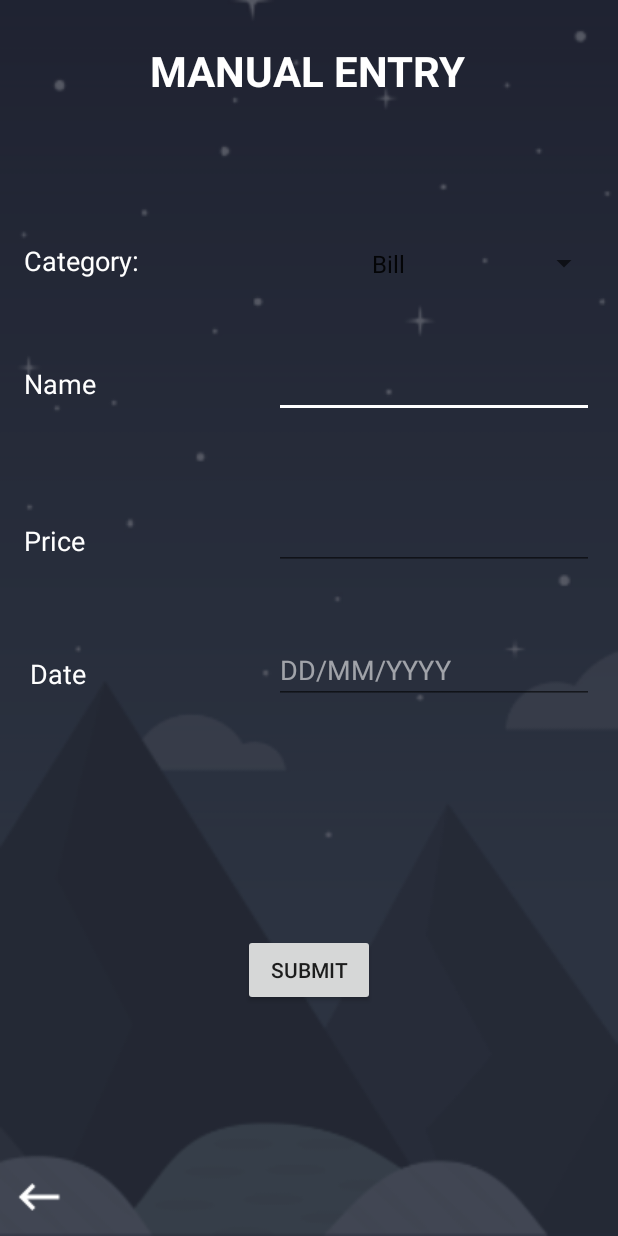
After one commit to e0309463/restoreorbital, an Android app: the ManualAdd screen opened directly, with no data from a screen before it, on a phone screen of 412 x 824 dp. The commit adds this screen. Run offline under Robolectric (Android 15) with nearby library versions, the phone set to English and light mode, and no system bars; our stand-ins replace Firebase (no records; nobody signed in at launch, a user with empty details on screens opened directly).

Commit message:
manual entry

```diff
--- a/app/src/main/AndroidManifest.xml
+++ b/app/src/main/AndroidManifest.xml
@@ -12,7 +12,8 @@
         android:roundIcon="@mipmap/ic_launcher_round"
         android:supportsRtl="true"
         android:theme="@style/AppTheme">
-        <activity android:name=".ExpenditureAllocation"></activity>
+        <activity android:name=".ManualAdd"></activity>
+        <activity android:name=".ExpenditureAllocation" />
         <activity android:name=".ScanCodeActivity" />
         <activity android:name=".Oauth" />
         <activity android:name=".Carousel" />
--- a/app/src/main/java/com/example/myapplication/FoodFragment.java
+++ b/app/src/main/java/com/example/myapplication/FoodFragment.java
@@ -43,7 +43,7 @@ public class FoodFragment extends Fragment {
     ArrayAdapter<String> adapter;
     User user;
     float billsExpend ;
-    public static float foodBudgetDollar = 0;
+    public static float foodBudgetDollar = 50;
 
     @Override
     public void onViewCreated(View view, Bundle savedInstanceState) {
--- /dev/null
+++ b/app/src/main/java/com/example/myapplication/ManualAdd.java
@@ -0,0 +1,118 @@
+package com.example.myapplication;
+
+import android.app.Activity;
+import android.content.Intent;
+import android.os.Bundle;
+import android.view.View;
+import android.widget.AdapterView;
+import android.widget.ArrayAdapter;
+import android.widget.Button;
+import android.widget.EditText;
+import android.widget.ImageButton;
+import android.widget.Spinner;
+import android.widget.Toast;
+
+import com.google.firebase.auth.FirebaseAuth;
+import com.google.firebase.database.DatabaseReference;
+import com.google.firebase.database.FirebaseDatabase;
+
+import java.util.ArrayList;
+import java.util.List;
+
+public class ManualAdd extends Activity implements AdapterView.OnItemSelectedListener {
+    DatabaseReference reff;
+    User user;
+    private FirebaseAuth firebaseAuth;
+    EditText date;
+    EditText price;
+    EditText name;
+    Button submit;
+    String userid;
+    private ImageButton btnBack;
+
+
+    @Override
+    public void onCreate(Bundle savedInstanceState) {
+        super.onCreate(savedInstanceState);
+        setContentView(R.layout.activity_manual_add);
+        // Spinner element
+        final Spinner spinner = (Spinner) findViewById(R.id.spinner);
+
+        // Spinner click listener
+        spinner.setOnItemSelectedListener(this);
+
+        // Spinner Drop down elements
+        List<String> categories = new ArrayList<String>();
+        categories.add("Bill");
+        categories.add("Food");
+        categories.add("Transport");
+        categories.add("Misc");
+
+        // Creating adapter for spinner
+        ArrayAdapter<String> dataAdapter = new ArrayAdapter<String>(this, android.R.layout.simple_spinner_item, categories);
+
+        // Drop down layout style - list view with radio button
+        dataAdapter.setDropDownViewResource(android.R.layout.simple_spinner_dropdown_item);
+
+        // attaching data adapter to spinner
+        spinner.setAdapter(dataAdapter);
+
+        user = new User();
+        String Username = firebaseAuth.getInstance().getCurrentUser().getUid();
+
+        if(Username != null) {
+            userid = Username;
+        }
+        else{
+            userid = "-";
+        }
+        reff = FirebaseDatabase.getInstance().getReference();
+
+
+        date = (EditText)findViewById(R.id.etDate);
+        name = (EditText)findViewById(R.id.etName);
+        price = (EditText)findViewById(R.id.etPrice);
+        submit = (Button)findViewById(R.id.buttonSubmit);
+        btnBack = (ImageButton)findViewById(R.id.btnBack10);
+
+        submit.setOnClickListener(new View.OnClickListener() {
+            @Override
+            public void onClick(View v) {
+                if (date.getText().toString().isEmpty() || name.getText().toString().isEmpty() || price.getText().toString().isEmpty()) {
+                    Toast.makeText(getApplicationContext(),"Please fill in all sections", Toast.LENGTH_SHORT).show();
+
+                }
+                else {
+                    user.setDate(date.getText().toString());
+                    user.setCategory(spinner.getSelectedItem().toString());
+                    user.setProductName(name.getText().toString());
+                    user.setPrice(price.getText().toString());
+                    reff.child(userid).child(spinner.getSelectedItem().toString()).child(name.getText().toString()).setValue(user);
+                    Toast.makeText(getApplicationContext(),"Manual entry successful!", Toast.LENGTH_SHORT).show();
+
+                }
+            }
+        });
+
+        btnBack.setOnClickListener(new View.OnClickListener() {
+            @Override
+            public void onClick(View v) {
+                startActivity(new Intent(ManualAdd.this, SecondActivitymodded.class));
+            }
+        });
+
+
+    }
+
+    @Override
+    public void onItemSelected(AdapterView<?> parent, View view, int position, long id) {
+        // On selecting a spinner item
+        String item = parent.getItemAtPosition(position).toString();
+
+        // Showing selected spinner item
+        Toast.makeText(parent.getContext(), "Selected: " + item, Toast.LENGTH_LONG).show();
+    }
+    public void onNothingSelected(AdapterView<?> arg0) {
+        //
+    }
+}
--- a/app/src/main/java/com/example/myapplication/SecondActivitymodded.java
+++ b/app/src/main/java/com/example/myapplication/SecondActivitymodded.java
@@ -59,6 +59,8 @@ public class SecondActivitymodded extends AppCompatActivity
     static float miscExpend;
     static float foodExpend;
     private Button budgetAllocation;
+    private Button manualAdd;
+
     private String clientId = "dd35d1dd-1c3a-4233-b25a-6ee6c5e9a70c";
     private String clientSecret = "57ac89db-ea47-4fc4-a122-0295063fd211";
     private String redirectUri = "http://www.example.com/restoreorbital111";
@@ -90,7 +92,7 @@ public class SecondActivitymodded extends AppCompatActivity
         setTitle("RESTORE");
         progressDialog = new ProgressDialog(this);
         firebaseAuth = FirebaseAuth.getInstance();
-        syncBtn = (Button)findViewById(R.id.syncBtn);
+        //syncBtn = (Button)findViewById(R.id.syncBtn);
         pieChart = findViewById(R.id.pieChart);
         pieChart.setDrawHoleEnabled(true);
         pieChart.setHoleColor(this.getResources().getColor(R.color.colorTransparent));
@@ -103,19 +105,27 @@ public class SecondActivitymodded extends AppCompatActivity
 
             }
         });
+        manualAdd = (Button)findViewById(R.id.manualInput);
+        manualAdd.setOnClickListener(new View.OnClickListener() {
+            @Override
+            public void onClick(View v) {
+                startActivity(new Intent(SecondActivitymodded.this, ManualAdd.class));
+
+            }
+        });
         /**
          * Updates the receipt history and the pie chart when the user clicks the sync button.
          * Currently using a randomiser to randomly generate the values for each category.
          */
-        syncBtn.setOnClickListener(new View.OnClickListener() {
-            @Override
-            public void onClick(View v) {
-                //updateChart(pieChart);
+       // syncBtn.setOnClickListener(new View.OnClickListener() {
+           // @Override
+           // public void onClick(View v) {
+               //updateChart(pieChart);
                 //startActivity(new Intent(SecondActivitymodded.this,Oauth.class));
-                Intent intent = new Intent(Intent.ACTION_VIEW, Uri.parse("https://www.dbs.com/sandbox/api/sg/v1/oauth/authorize" + "?client_id=" + clientId + "&redirect_uri=" + redirectUri + "&scope=Read&response_type=code&state=0399"));
-                startActivity(intent);
-            }
-        });
+              //  Intent intent = new Intent(Intent.ACTION_VIEW, Uri.parse("https://www.dbs.com/sandbox/api/sg/v1/oauth/authorize" + "?client_id=" + clientId + "&redirect_uri=" + redirectUri + "&scope=Read&response_type=code&state=0399"));
+               // startActivity(intent);
+          //  }
+     //   });
 
 
         Toolbar toolbar = findViewById(R.id.toolbar);
--- /dev/null
+++ b/app/src/main/res/layout/activity_manual_add.xml
@@ -0,0 +1,169 @@
+<?xml version="1.0" encoding="utf-8"?>
+<android.support.constraint.ConstraintLayout xmlns:android="http://schemas.android.com/apk/res/android"
+    xmlns:app="http://schemas.android.com/apk/res-auto"
+    xmlns:tools="http://schemas.android.com/tools"
+    android:layout_width="match_parent"
+    android:layout_height="match_parent"
+    android:background="@drawable/caro_background"
+    android:clickable="true">
+
+    <ImageButton
+        android:id="@+id/btnBack10"
+        android:layout_width="wrap_content"
+        android:layout_height="wrap_content"
+        android:layout_marginStart="8dp"
+        android:layout_marginTop="8dp"
+        android:layout_marginEnd="8dp"
+        android:layout_marginBottom="8dp"
+        android:background="@color/colorTransparent"
+        android:src="@drawable/backbtn"
+        app:layout_constraintBottom_toBottomOf="parent"
+        app:layout_constraintEnd_toEndOf="parent"
+        app:layout_constraintHorizontal_bias="0.0"
+        app:layout_constraintStart_toStartOf="parent"
+        app:layout_constraintTop_toTopOf="parent"
+        app:layout_constraintVertical_bias="1.0" />
+
+    <TextView
+        android:id="@+id/textView8"
+        android:layout_width="223dp"
+        android:layout_height="34dp"
+        android:layout_marginStart="16dp"
+        android:layout_marginBottom="8dp"
+        android:text="Category:"
+        android:textColor="#FFFFFF"
+        android:textSize="18sp"
+        app:layout_constraintBottom_toBottomOf="parent"
+        app:layout_constraintStart_toStartOf="parent"
+        app:layout_constraintTop_toTopOf="parent"
+        app:layout_constraintVertical_bias="0.206" />
+
+    <Spinner
+        android:id="@+id/spinner"
+        android:layout_width="160dp"
+        android:layout_height="59dp"
+        android:layout_marginTop="8dp"
+        android:layout_marginEnd="12dp"
+        android:textColor="@color/colorWhite"
+        app:layout_constraintBottom_toBottomOf="parent"
+        app:layout_constraintEnd_toEndOf="parent"
+        app:layout_constraintTop_toTopOf="parent"
+        app:layout_constraintVertical_bias="0.182" />
+
+    <TextView
+        android:id="@+id/textView7"
+        android:layout_width="wrap_content"
+        android:layout_height="wrap_content"
+        android:layout_marginStart="8dp"
+        android:layout_marginTop="8dp"
+        android:layout_marginEnd="8dp"
+        android:layout_marginBottom="8dp"
+        android:text="MANUAL ENTRY"
+        android:textColor="#FFFFFF"
+        android:textSize="28sp"
+        android:textStyle="bold"
+        app:layout_constraintBottom_toTopOf="@+id/spinner"
+        app:layout_constraintEnd_toEndOf="parent"
+        app:layout_constraintHorizontal_bias="0.497"
+        app:layout_constraintStart_toStartOf="parent"
+        app:layout_constraintTop_toTopOf="parent"
+        app:layout_constraintVertical_bias="0.214" />
+
+    <TextView
+        android:id="@+id/textView9"
+        android:layout_width="wrap_content"
+        android:layout_height="wrap_content"
+        android:layout_marginStart="16dp"
+        android:layout_marginTop="48dp"
+        android:text="Name "
+        android:textColor="#FFFFFF"
+        android:textSize="18sp"
+        app:layout_constraintStart_toStartOf="parent"
+        app:layout_constraintTop_toBottomOf="@+id/textView8" />
+
+    <EditText
+        android:id="@+id/etName"
+        android:layout_width="wrap_content"
+        android:layout_height="wrap_content"
+        android:layout_marginStart="8dp"
+        android:layout_marginTop="28dp"
+        android:layout_marginEnd="8dp"
+        android:ems="10"
+        android:inputType="textPersonName"
+        android:textColor="#FFFFFF"
+        app:layout_constraintEnd_toEndOf="parent"
+        app:layout_constraintHorizontal_bias="0.929"
+        app:layout_constraintStart_toEndOf="@+id/textView9"
+        app:layout_constraintTop_toBottomOf="@+id/spinner" />
+
+    <TextView
+        android:id="@+id/textView10"
+        android:layout_width="wrap_content"
+        android:layout_height="wrap_content"
+        android:layout_marginStart="8dp"
+        android:layout_marginTop="80dp"
+        android:layout_marginEnd="8dp"
+        android:text="Price"
+        android:textColor="#FFFFFF"
+        android:textSize="18sp"
+        app:layout_constraintEnd_toStartOf="@+id/etPrice"
+        app:layout_constraintHorizontal_bias="0.064"
+        app:layout_constraintStart_toStartOf="parent"
+        app:layout_constraintTop_toBottomOf="@+id/textView9" />
+
+    <EditText
+        android:id="@+id/etPrice"
+        android:layout_width="wrap_content"
+        android:layout_height="wrap_content"
+        android:layout_marginTop="56dp"
+        android:layout_marginEnd="16dp"
+        android:ems="10"
+        android:inputType="textPersonName"
+        android:textColor="#FFFFFF"
+        app:layout_constraintEnd_toEndOf="parent"
+        app:layout_constraintTop_toBottomOf="@+id/etName" />
+
+    <TextView
+        android:id="@+id/textView11"
+        android:layout_width="wrap_content"
+        android:layout_height="wrap_content"
+        android:layout_marginStart="20dp"
+        android:layout_marginTop="64dp"
+        android:text="Date"
+        android:textColor="#FFFFFF"
+        android:textSize="18sp"
+        app:layout_constraintStart_toStartOf="parent"
+        app:layout_constraintTop_toBottomOf="@+id/textView10" />
+
+    <EditText
+        android:id="@+id/etDate"
+        android:layout_width="wrap_content"
+        android:layout_height="wrap_content"
+        android:layout_marginStart="8dp"
+        android:layout_marginTop="44dp"
+        android:layout_marginEnd="8dp"
+        android:ems="10"
+        android:hint="DD/MM/YYYY"
+        android:inputType="textPersonName"
+        android:textColor="#FFFFFF"
+        android:textColorHint="#8FFFFFFF"
+        app:layout_constraintEnd_toEndOf="parent"
+        app:layout_constraintHorizontal_bias="0.936"
+        app:layout_constraintStart_toEndOf="@+id/textView11"
+        app:layout_constraintTop_toBottomOf="@+id/etPrice" />
+
+    <Button
+        android:id="@+id/buttonSubmit"
+        android:layout_width="wrap_content"
+        android:layout_height="wrap_content"
+        android:layout_marginStart="8dp"
+        android:layout_marginTop="8dp"
+        android:layout_marginEnd="8dp"
+        android:layout_marginBottom="8dp"
+        android:text="Submit"
+        app:layout_constraintBottom_toBottomOf="parent"
+        app:layout_constraintEnd_toEndOf="parent"
+        app:layout_constraintStart_toStartOf="parent"
+        app:layout_constraintTop_toBottomOf="@+id/etDate" />
+
+</android.support.constraint.ConstraintLayout>
--- a/app/src/main/res/layout/content_second_activitymodded.xml
+++ b/app/src/main/res/layout/content_second_activitymodded.xml
@@ -41,23 +41,6 @@
         app:layout_constraintVertical_bias="0.438"
         app:srcCompat="@drawable/restoreiconwhite" />
 
-    <Button
-        android:id="@+id/syncBtn"
-        android:layout_width="65dp"
-        android:layout_height="40dp"
-        android:layout_marginStart="8dp"
-        android:layout_marginTop="8dp"
-        android:layout_marginEnd="8dp"
-        android:background="@color/colorPrimaryDark"
-        android:text="sync"
-        android:textColor="@color/colorWhite"
-        app:layout_constraintBottom_toBottomOf="@+id/linearLayout2"
-        app:layout_constraintEnd_toEndOf="parent"
-        app:layout_constraintHorizontal_bias="0.498"
-        app:layout_constraintStart_toStartOf="parent"
-        app:layout_constraintTop_toTopOf="@+id/linearLayout2"
-        app:layout_constraintVertical_bias="0.552" />
-
     <TextView
         android:id="@+id/tvRegister"
         android:layout_width="wrap_content"
@@ -80,6 +63,7 @@
         android:layout_width="65dp"
         android:layout_height="40dp"
         android:layout_marginStart="8dp"
+        android:layout_marginTop="8dp"
         android:layout_marginEnd="8dp"
         android:layout_marginBottom="8dp"
         android:background="#1F2734"
@@ -87,9 +71,8 @@
         android:textColor="#FFFFFF"
         app:layout_constraintBottom_toBottomOf="@+id/linearLayout2"
         app:layout_constraintEnd_toEndOf="parent"
-        app:layout_constraintHorizontal_bias="0.498"
         app:layout_constraintStart_toStartOf="parent"
-        app:layout_constraintTop_toBottomOf="@+id/syncBtn"
+        app:layout_constraintTop_toBottomOf="@+id/imageView"
         app:layout_constraintVertical_bias="0.0" />
 
     <Button
@@ -108,4 +91,20 @@
         app:layout_constraintTop_toTopOf="parent"
         app:layout_constraintVertical_bias="1.0" />
 
+    <Button
+        android:id="@+id/manualInput"
+        android:layout_width="wrap_content"
+        android:layout_height="wrap_content"
+        android:layout_marginStart="8dp"
+        android:layout_marginTop="8dp"
+        android:layout_marginEnd="8dp"
+        android:layout_marginBottom="8dp"
+        android:text="Manual"
+        app:layout_constraintBottom_toBottomOf="parent"
+        app:layout_constraintEnd_toStartOf="@+id/changeBudget"
+        app:layout_constraintHorizontal_bias="0.0"
+        app:layout_constraintStart_toStartOf="parent"
+        app:layout_constraintTop_toTopOf="parent"
+        app:layout_constraintVertical_bias="1.0" />
+
 </android.support.constraint.ConstraintLayout>
--- a/app/src/main/res/layout/slide_layout.xml
+++ b/app/src/main/res/layout/slide_layout.xml
@@ -19,7 +19,7 @@
         app:layout_constraintHorizontal_bias="0.497"
         app:layout_constraintStart_toStartOf="parent"
         app:layout_constraintTop_toTopOf="parent"
-        app:layout_constraintVertical_bias="0.133"
+        app:layout_constraintVertical_bias="0.072"
         app:srcCompat="@drawable/caro1" />
 
     <TextView
@@ -45,7 +45,7 @@
         app:layout_constraintEnd_toEndOf="parent"
         app:layout_constraintStart_toStartOf="parent"
         app:layout_constraintTop_toBottomOf="@+id/slide_image"
-        app:layout_constraintVertical_bias="0.19" />
+        app:layout_constraintVertical_bias="0.038" />
 
     <TextView
         android:id="@+id/slide_desc"
@@ -66,5 +66,5 @@
         app:layout_constraintEnd_toEndOf="parent"
         app:layout_constraintStart_toStartOf="parent"
         app:layout_constraintTop_toBottomOf="@+id/slide_heading"
-        app:layout_constraintVertical_bias="0.387" />
+        app:layout_constraintVertical_bias="0.535" />
 </android.support.constraint.ConstraintLayout>
--- a/app/src/main/res/values/strings.xml
+++ b/app/src/main/res/values/strings.xml
@@ -17,6 +17,14 @@
     <string name="menu_share">Share</string>
     <string name="menu_send">Send</string>
 
+    <string-array name="category_array">
+        <item name ="bills">Bills</item>
+        <item name ="food">Food</item>
+        <item name ="transport">Transport</item>
+        <item name="misc">Miscellaneous</item>
+    </string-array>
+
+
     <!-- TODO: Remove or change this placeholder text -->
     <string name="hello_blank_fragment">Hello blank fragment</string>
 </resources>
```
